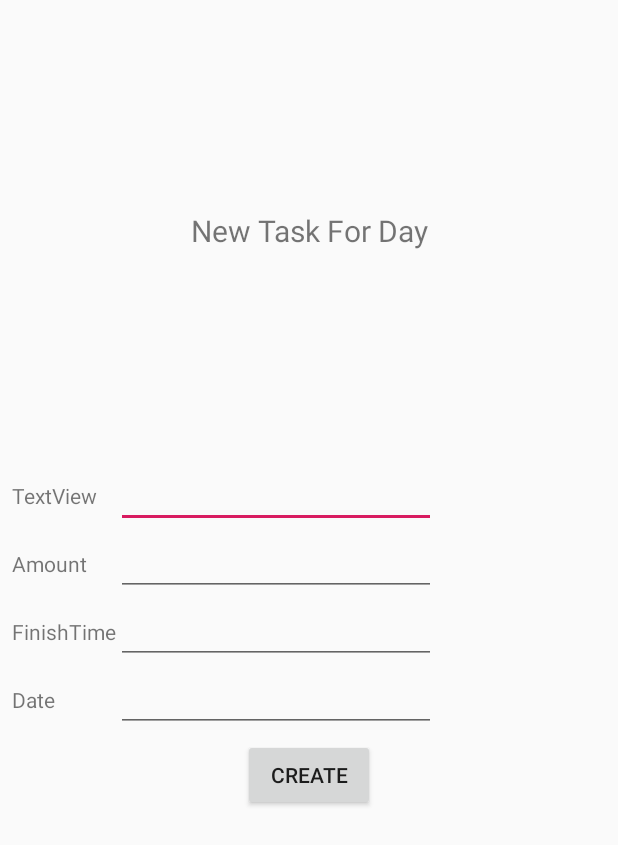
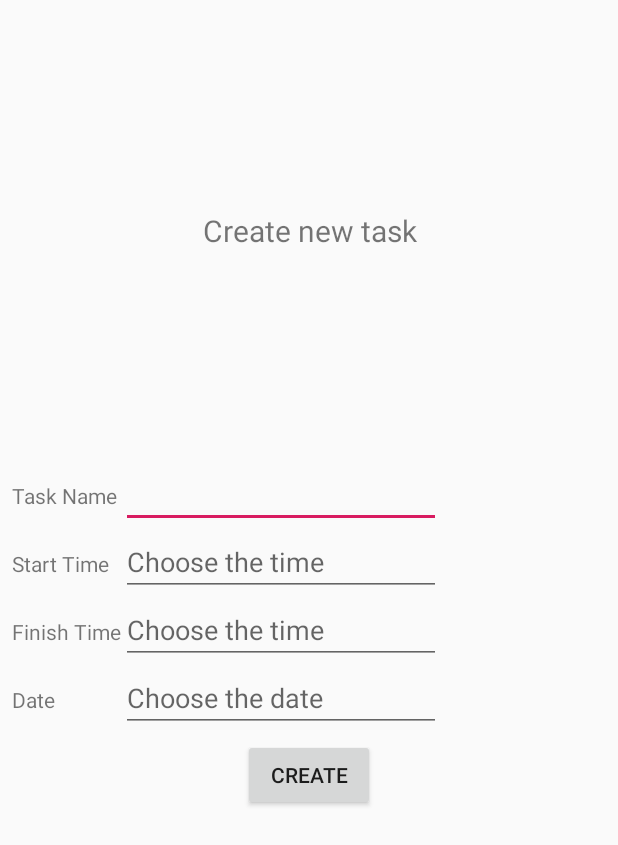
Before and after one commit to trungkien110298/Planer, an Android app: the NewTaskActivity screen opened directly, with no data from a screen before it, on a phone screen of 412 x 824 dp. Shown: the top 845 px of the screen. Run offline under Robolectric (Android 15) with nearby library versions, the phone set to English and light mode, and no system bars.

Commit message:
Add NewTaskAcitvity

```diff
--- a/app/src/main/java/vn/edu/hust/soict/kien_hoang/planer/NewTaskActivity.java
+++ b/app/src/main/java/vn/edu/hust/soict/kien_hoang/planer/NewTaskActivity.java
@@ -1,14 +1,140 @@
 package vn.edu.hust.soict.kien_hoang.planer;
 
 import android.app.Activity;
+import android.app.DatePickerDialog;
+import android.app.TimePickerDialog;
 import android.os.Bundle;
 import android.view.View;
 import android.widget.Button;
+import android.widget.DatePicker;
+import android.widget.EditText;
+import android.widget.TimePicker;
+import android.widget.Toast;
+
+import java.sql.Date;
+import java.sql.Time;
+import java.util.Calendar;
 
 public class NewTaskActivity extends Activity {
+    private EditText etStartTime;
+    private EditText etFinishTime;
+    private EditText etDate;
+    private EditText etName;
+    private DatePickerDialog datePickerDialog;
+    private TimePickerDialog timePickerDialog;
+    private Date date;
+    private Time startTime;
+    private Time finishTime;
+    private String name;
+    private TaskHelper taskHelper;
+
+
     @Override
     protected void onCreate(Bundle savedInstanceState) {
         super.onCreate(savedInstanceState);
         setContentView(R.layout.new_task);
+        taskHelper = new TaskHelper(this);
+
+
+        //Name of task
+        etName = findViewById(R.id.et_name);
+
+
+        //Choose start time
+        etStartTime = findViewById(R.id.etStartTime);
+        etStartTime.setOnClickListener(new View.OnClickListener() {
+            @Override
+            public void onClick(View view) {
+                Calendar calendar = Calendar.getInstance();
+                int currentHour = calendar.get(Calendar.HOUR_OF_DAY);
+                int currentMinute = calendar.get(Calendar.MINUTE);
+
+                timePickerDialog = new TimePickerDialog(NewTaskActivity.this, new TimePickerDialog.OnTimeSetListener() {
+                    @Override
+                    public void onTimeSet(TimePicker timePicker, int hourOfDay, int minutes) {
+                        startTime = new Time(hourOfDay, minutes, 0);
+                        String tail;
+                        if (hourOfDay >= 12) {
+                            hourOfDay -= 12;
+                            tail = "PM";
+                        } else {
+                            tail = "AM";
+                        }
+                        etStartTime.setText(String.format("%02d:%02d ", hourOfDay, minutes) + tail);
+                    }
+                }, currentHour, currentMinute, false);
+
+                timePickerDialog.show();
+            }
+        });
+
+        //Choose finish time
+        etFinishTime = findViewById(R.id.etFinishTime);
+        etFinishTime.setOnClickListener(new View.OnClickListener() {
+            @Override
+            public void onClick(View view) {
+                Calendar calendar = Calendar.getInstance();
+                int currentHour = calendar.get(Calendar.HOUR_OF_DAY);
+                int currentMinute = calendar.get(Calendar.MINUTE);
+
+                timePickerDialog = new TimePickerDialog(NewTaskActivity.this, new TimePickerDialog.OnTimeSetListener() {
+                    @Override
+                    public void onTimeSet(TimePicker timePicker, int hourOfDay, int minutes) {
+                        finishTime = new Time(hourOfDay, minutes, 0);
+                        String tail;
+                        if (hourOfDay >= 12) {
+                            hourOfDay -= 12;
+                            tail = "PM";
+                        } else {
+                            tail = "AM";
+                        }
+                        etFinishTime.setText(String.format("%02d:%02d ", hourOfDay, minutes) + tail);
+
+                    }
+                }, currentHour, currentMinute, false);
+
+                timePickerDialog.show();
+            }
+        });
+
+        //Choose date
+        etDate = findViewById(R.id.etDate);
+        etDate.setOnClickListener(new View.OnClickListener() {
+            @Override
+            public void onClick(View view) {
+                Calendar calendar = Calendar.getInstance();
+                int currentYear = calendar.get(Calendar.YEAR);
+                int currentMonth = calendar.get(Calendar.MONTH);
+                int currentDay = calendar.get(Calendar.DAY_OF_MONTH);
+
+                datePickerDialog = new DatePickerDialog(NewTaskActivity.this, new DatePickerDialog.OnDateSetListener() {
+                    @Override
+                    public void onDateSet(DatePicker datePicker, int year, int month, int dayOfMonth) {
+                        date = new Date(year, month, dayOfMonth);
+                        etDate.setText(String.format("%02d/%02d/%04d ", dayOfMonth, month, year));
+                    }
+                }, currentYear, currentMonth, currentDay);
+
+                datePickerDialog.show();
+            }
+        });
+
+        //Create new task
+        Button btCreate = findViewById(R.id.bt_create);
+        btCreate.setOnClickListener(new View.OnClickListener() {
+            @Override
+            public void onClick(View v) {
+                name = etName.getText().toString();
+                taskHelper.insert(name, startTime, finishTime, date, false);
+                finish();
+            }
+        });
+    }
+
+    @Override
+    public void onDestroy() {
+        super.onDestroy();
+        Toast.makeText(getApplicationContext(), "Added new task", Toast.LENGTH_SHORT).show();
+        taskHelper.close();
     }
 }
--- a/app/src/main/java/vn/edu/hust/soict/kien_hoang/planer/NowActivity.java
+++ b/app/src/main/java/vn/edu/hust/soict/kien_hoang/planer/NowActivity.java
@@ -6,9 +6,10 @@ import android.os.Bundle;
 import android.util.Log;
 import android.view.View;
 import android.widget.Button;
-import android.widget.Toast;
 
 public class NowActivity extends Activity {
+
+
     @Override
     protected void onCreate(Bundle savedInstanceState) {
         super.onCreate(savedInstanceState);
--- a/app/src/main/res/layout/new_task.xml
+++ b/app/src/main/res/layout/new_task.xml
@@ -26,7 +26,7 @@
             android:layout_gravity="center"
             android:layout_weight="1"
             android:gravity="center"
-            android:text="New Task For Day"
+            android:text="Create new task"
             android:textSize="20dp" />
     </LinearLayout>
 
@@ -39,7 +39,7 @@
         android:layout_marginEnd="8dp"
         android:layout_marginBottom="8dp"
         app:layout_constraintBottom_toBottomOf="parent"
-        app:layout_constraintEnd_toEndOf="@+id/button"
+        app:layout_constraintEnd_toEndOf="@+id/bt_create"
         app:layout_constraintHorizontal_bias="0.0"
         app:layout_constraintStart_toStartOf="parent"
         app:layout_constraintTop_toBottomOf="@+id/linearLayout">
@@ -52,11 +52,10 @@
                 android:id="@+id/textView3"
                 android:layout_width="wrap_content"
                 android:layout_height="wrap_content"
-                android:text="TextView"
-                tools:text="Task name" />
+                android:text="Task Name" />
 
             <EditText
-                android:id="@+id/editText4"
+                android:id="@+id/et_name"
                 android:layout_width="wrap_content"
                 android:layout_height="wrap_content"
                 android:ems="10"
@@ -72,14 +71,13 @@
                 android:id="@+id/textView5"
                 android:layout_width="wrap_content"
                 android:layout_height="wrap_content"
-                android:text="Amount" />
+                android:text="Start Time" />
 
             <EditText
-                android:id="@+id/editText2"
-                android:layout_width="wrap_content"
+                android:id="@+id/etStartTime"
+                android:layout_width="match_parent"
                 android:layout_height="wrap_content"
-                android:ems="10"
-                android:inputType="numberDecimal" />
+                android:hint="Choose the time" />
         </TableRow>
 
         <TableRow
@@ -90,14 +88,13 @@
                 android:id="@+id/textView6"
                 android:layout_width="wrap_content"
                 android:layout_height="wrap_content"
-                android:text="FinishTime" />
+                android:text="Finish Time" />
 
             <EditText
-                android:id="@+id/editText3"
-                android:layout_width="wrap_content"
+                android:id="@+id/etFinishTime"
+                android:layout_width="match_parent"
                 android:layout_height="wrap_content"
-                android:ems="10"
-                android:inputType="time" />
+                android:hint="Choose the time" />
         </TableRow>
 
         <TableRow
@@ -111,17 +108,16 @@
                 android:text="Date" />
 
             <EditText
-                android:id="@+id/editText"
+                android:id="@+id/etDate"
                 android:layout_width="wrap_content"
                 android:layout_height="wrap_content"
-                android:ems="10"
-                android:inputType="date" />
+                android:hint="Choose the date"/>
         </TableRow>
 
     </TableLayout>
 
     <Button
-        android:id="@+id/button"
+        android:id="@+id/bt_create"
         android:layout_width="wrap_content"
         android:layout_height="wrap_content"
         android:layout_marginStart="8dp"
```
Also changed, not shown: app/src/main/java/vn/edu/hust/soict/kien_hoang/planer/TaskHelper.java (+4 -3 lines).
